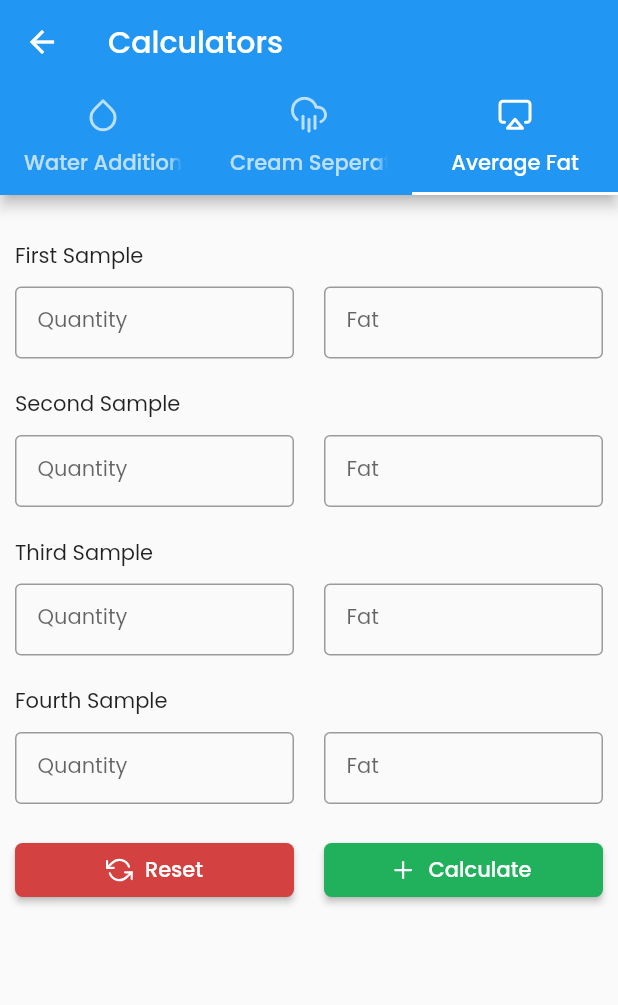
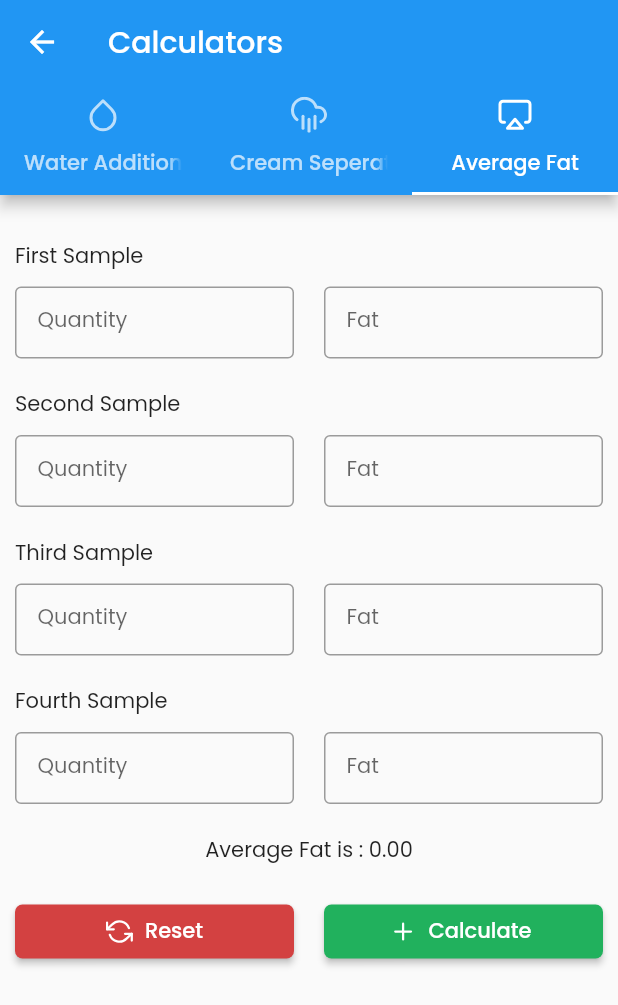
Before and after one commit to codewithdhruv22/Bl-Dairy-App-New, a Flutter app: the UtilitiesScreen screen opened directly, tab 3 chosen, after a tap on "Reset", on a phone screen of 412 x 824 dp. Shown: the top 1005 px of the screen. Run offline on Flutter 3.47's test engine with Material 2 defaults, Android fonts, the phone set to English and light mode, and no system bars; our stand-ins replace carousel_slider, cloud_firestore, dropdown_search, firebase_core, flutter_feather_icons, flutter_riverpod and 5 more; missing offline and left inert: textfield_search; accounts and stored records are empty; network calls fail.

Commit message:
Average Fat Calc Bug Fixed

```diff
--- a/lib/view/screens/utils.dart
+++ b/lib/view/screens/utils.dart
@@ -13,36 +13,36 @@ class UtilitiesScreen extends StatefulWidget {
 }
 
 final _formKey = GlobalKey<FormState>();
-final List<MilkSupplierModel> searchList = [];
-const List<String> milktyplist = <String>['Cow', 'Buffalow'];
-const List<String> shiftlist = <String>['Morning', 'Evening'];
-String dropdownValue = milktyplist.first;
-String dropdownValue1 = shiftlist.first;
 
-TextEditingController suppNameEdCont = TextEditingController();
-TextEditingController shiftEdCont = TextEditingController();
-TextEditingController milkTypeEdCont = TextEditingController();
-TextEditingController fatEdCont = TextEditingController();
-TextEditingController snfEdCont = TextEditingController();
-TextEditingController qtyEdCont = TextEditingController();
-
-double totalAmnt = 0.0;
-double fatRate = 0.0;
 
 class _UtilitiesScreenState extends State<UtilitiesScreen> {
-  @override
-  void initState() {
-    suppNameEdCont.addListener(() async {
-      final String value = suppNameEdCont.value.text;
-      searchList.clear();
-      searchList.addAll(await milkSupplierController.fetchOneLedger(value));
 
-      searchList.toSet().toList();
+  TextEditingController WaReqFat = TextEditingController();
+  TextEditingController WaMilkQty = TextEditingController();
+  TextEditingController WaFat = TextEditingController();
 
-      // YOUR CODE
-    });
-    super.initState();
-  }
+
+  TextEditingController CsReqFat = TextEditingController();
+  TextEditingController CsMilkQty = TextEditingController();
+  TextEditingController CsFat = TextEditingController();
+
+
+
+  TextEditingController AvQty1 = TextEditingController();
+  TextEditingController AvQty2 = TextEditingController();
+  TextEditingController AvQty3 = TextEditingController();
+  TextEditingController AvQty4 = TextEditingController();
+  TextEditingController AvFat1 = TextEditingController();
+  TextEditingController AvFat2 = TextEditingController();
+  TextEditingController AvFat3 = TextEditingController();
+  TextEditingController AvFat4 = TextEditingController();
+
+
+  double WaResult = 0.0;
+  double CsResult = 0.0;
+  double AvResult = 0.0;
+
+
 
   @override
   Widget build(BuildContext context) {
@@ -69,12 +69,13 @@ class _UtilitiesScreenState extends State<UtilitiesScreen> {
               ),
               body: TabBarView(
                 children: [
-                  Padding(
+                  SingleChildScrollView(
+                    child: Padding(
                       padding: const EdgeInsets.all(10.0),
                       child: Column(
                         children: [
-                        TextFormField(
-                          controller: null,
+                          TextFormField( keyboardType: TextInputType.number,
+                            controller: WaReqFat,
                             validator: (value) {
                               if (value == null || value.isEmpty) {
                                 return 'Fill This';
@@ -93,8 +94,8 @@ class _UtilitiesScreenState extends State<UtilitiesScreen> {
                           const SizedBox(
                             height: 20,
                           ),
-                        TextFormField(
-                          controller: null,
+                          TextFormField( keyboardType: TextInputType.number,
+                            controller: WaMilkQty,
                             validator: (value) {
                               if (value == null || value.isEmpty) {
                                 return 'Fill This';
@@ -113,8 +114,8 @@ class _UtilitiesScreenState extends State<UtilitiesScreen> {
                           const SizedBox(
                             height: 20,
                           ),
-                        TextFormField(
-                          controller: null,
+                          TextFormField( keyboardType: TextInputType.number,
+                            controller: WaFat,
                             validator: (value) {
                               if (value == null || value.isEmpty) {
                                 return 'Fill This';
@@ -133,13 +134,25 @@ class _UtilitiesScreenState extends State<UtilitiesScreen> {
                           const SizedBox(
                             height: 20,
                           ),
+
+                          Text("${WaResult.toStringAsFixed(2)} Liters"),
+                          const SizedBox(
+                            height: 20,
+                          ),
                           Row(
                             mainAxisAlignment: MainAxisAlignment.spaceBetween,
                             children: [
                               Expanded(
                                 child: ElevatedButton.icon(
                                   onPressed: () {
-                                  // Navigator.pop(context);
+                                    WaReqFat.clear();
+                                    WaMilkQty.clear();
+                                    WaFat.clear();
+                                    setState(() {
+                                      WaResult  = 0;
+
+                                    });
+
                                   },
                                   icon: const Icon(
                                     FeatherIcons.refreshCcw,
@@ -161,7 +174,14 @@ class _UtilitiesScreenState extends State<UtilitiesScreen> {
                               ),
                               Expanded(
                                 child: ElevatedButton.icon(
-                                onPressed: () {},
+                                  onPressed: () {
+
+setState(() {
+  WaResult = ((( double.parse( WaFat.text)  * double.parse( WaMilkQty.text)) / double.parse( WaReqFat.text)) - (double.parse( WaMilkQty.text)));
+});
+
+
+                                  },
                                   icon: const Icon(
                                     FeatherIcons.plus,
                                     size: 18,
@@ -180,12 +200,13 @@ class _UtilitiesScreenState extends State<UtilitiesScreen> {
                         ],
                       ),
                     ),
+                  ),
                   Padding(
                     padding: const EdgeInsets.all(10.0),
                     child: Column(
                       children: [
-                        TextFormField(
-                          controller: null,
+                        TextFormField( keyboardType: TextInputType.number,
+                          controller: CsReqFat,
                           validator: (value) {
                             if (value == null || value.isEmpty) {
                               return 'Fill This';
@@ -204,8 +225,8 @@ class _UtilitiesScreenState extends State<UtilitiesScreen> {
                         const SizedBox(
                           height: 20,
                         ),
-                        TextFormField(
-                          controller: null,
+                        TextFormField( keyboardType: TextInputType.number,
+                          controller: CsMilkQty,
                           validator: (value) {
                             if (value == null || value.isEmpty) {
                               return 'Fill This';
@@ -224,8 +245,9 @@ class _UtilitiesScreenState extends State<UtilitiesScreen> {
                         const SizedBox(
                           height: 20,
                         ),
-                        TextFormField(
-                          controller: null,
+                        TextFormField( keyboardType: TextInputType.number,
+
+                          controller: CsFat,
                           validator: (value) {
                             if (value == null || value.isEmpty) {
                               return 'Fill This';
@@ -244,13 +266,26 @@ class _UtilitiesScreenState extends State<UtilitiesScreen> {
                         const SizedBox(
                           height: 20,
                         ),
+
+                        Text("${CsResult.toStringAsFixed(2)} Cream"),
+                        const SizedBox(
+                          height: 20,
+                        ),
+
+
                         Row(
                           mainAxisAlignment: MainAxisAlignment.spaceBetween,
                           children: [
                             Expanded(
                               child: ElevatedButton.icon(
                                 onPressed: () {
-                                  // Navigator.pop(context);
+CsReqFat.clear();
+CsMilkQty.clear();
+CsFat.clear();
+setState(() {
+  CsResult = 0.0;
+});
+
                                 },
                                 icon: const Icon(
                                   FeatherIcons.refreshCcw,
@@ -272,7 +307,13 @@ class _UtilitiesScreenState extends State<UtilitiesScreen> {
                             ),
                             Expanded(
                               child: ElevatedButton.icon(
-                                onPressed: () {},
+                                onPressed: () {
+                                  setState(() {
+                                    CsResult =  ((double.parse( CsMilkQty.text) * double.parse( CsReqFat.text)) / double.parse( CsFat.text));
+                                  });
+
+
+                                },
                                 icon: const Icon(
                                   FeatherIcons.plus,
                                   size: 18,
@@ -291,6 +332,8 @@ class _UtilitiesScreenState extends State<UtilitiesScreen> {
                       ],
                     ),
                   ),
+                  SingleChildScrollView(
+                    child:
                   Padding(
                     padding: const EdgeInsets.fromLTRB(10, 30, 10, 0),
                     child: Column(
@@ -306,8 +349,8 @@ class _UtilitiesScreenState extends State<UtilitiesScreen> {
                           mainAxisAlignment: MainAxisAlignment.spaceBetween,
                           children: [
                             Expanded(
-                              child: TextFormField(
-                                controller: null,
+                              child: TextFormField( keyboardType: TextInputType.number,
+                                controller: AvQty1,
                                 validator: (value) {
                                   if (value == null || value.isEmpty) {
                                     return 'Fill This';
@@ -328,8 +371,8 @@ class _UtilitiesScreenState extends State<UtilitiesScreen> {
                               width: 20,
                             ),
                             Expanded(
-                              child: TextFormField(
-                                controller: null,
+                              child: TextFormField( keyboardType: TextInputType.number,
+                                controller: AvFat1,
                                 validator: (value) {
                                   if (value == null || value.isEmpty) {
                                     return 'Fill This';
@@ -363,8 +406,8 @@ class _UtilitiesScreenState extends State<UtilitiesScreen> {
                           mainAxisAlignment: MainAxisAlignment.spaceBetween,
                           children: [
                             Expanded(
-                              child: TextFormField(
-                                controller: null,
+                              child: TextFormField( keyboardType: TextInputType.number,
+                                controller: AvQty2,
                                 validator: (value) {
                                   if (value == null || value.isEmpty) {
                                     return 'Fill This';
@@ -385,8 +428,8 @@ class _UtilitiesScreenState extends State<UtilitiesScreen> {
                               width: 20,
                             ),
                             Expanded(
-                              child: TextFormField(
-                                controller: null,
+                              child: TextFormField( keyboardType: TextInputType.number,
+                                controller: AvFat2,
                                 validator: (value) {
                                   if (value == null || value.isEmpty) {
                                     return 'Fill This';
@@ -420,8 +463,8 @@ class _UtilitiesScreenState extends State<UtilitiesScreen> {
                           mainAxisAlignment: MainAxisAlignment.spaceBetween,
                           children: [
                             Expanded(
-                              child: TextFormField(
-                                controller: null,
+                              child: TextFormField( keyboardType: TextInputType.number,
+                                controller: AvQty3,
                                 validator: (value) {
                                   if (value == null || value.isEmpty) {
                                     return 'Fill This';
@@ -442,8 +485,8 @@ class _UtilitiesScreenState extends State<UtilitiesScreen> {
                               width: 20,
                             ),
                             Expanded(
-                              child: TextFormField(
-                                controller: null,
+                              child: TextFormField( keyboardType: TextInputType.number,
+                                controller: AvFat3,
                                 validator: (value) {
                                   if (value == null || value.isEmpty) {
                                     return 'Fill This';
@@ -477,8 +520,8 @@ class _UtilitiesScreenState extends State<UtilitiesScreen> {
                           mainAxisAlignment: MainAxisAlignment.spaceBetween,
                           children: [
                             Expanded(
-                              child: TextFormField(
-                                controller: null,
+                              child: TextFormField( keyboardType: TextInputType.number,
+                                controller: AvQty4,
                                 validator: (value) {
                                   if (value == null || value.isEmpty) {
                                     return 'Fill This';
@@ -499,8 +542,8 @@ class _UtilitiesScreenState extends State<UtilitiesScreen> {
                               width: 20,
                             ),
                             Expanded(
-                              child: TextFormField(
-                                controller: null,
+                              child: TextFormField( keyboardType: TextInputType.number,
+                                controller: AvFat4,
                                 validator: (value) {
                                   if (value == null || value.isEmpty) {
                                     return 'Fill This';
@@ -522,6 +565,11 @@ class _UtilitiesScreenState extends State<UtilitiesScreen> {
                         const SizedBox(
                           height: 20,
                         ),
+
+                        Text("Average Fat is : ${AvResult.toStringAsFixed(2)}"),
+                        const SizedBox(
+                          height: 20,
+                        ),
                         // row with text feild end
                         // row with button
                         Row(
@@ -530,7 +578,18 @@ class _UtilitiesScreenState extends State<UtilitiesScreen> {
                             Expanded(
                               child: ElevatedButton.icon(
                                 onPressed: () {
-                                  // Navigator.pop(context);
+
+    AvQty1.clear();
+    AvQty2.clear();
+    AvQty3.clear();
+    AvQty4.clear();
+    AvFat1.clear();
+    AvFat2.clear();
+    AvFat3.clear();
+    AvFat4.clear();
+    setState(() {
+    AvResult = 0.0;
+    });
                                 },
                                 icon: const Icon(
                                   FeatherIcons.refreshCcw,
@@ -552,7 +611,52 @@ class _UtilitiesScreenState extends State<UtilitiesScreen> {
                             ),
                             Expanded(
                               child: ElevatedButton.icon(
-                                onPressed: () {},
+                                onPressed: () {
+
+                                  if(AvFat1.text.isEmpty){
+                                    AvFat1.text = "0";
+                                  }
+
+                                  if(AvFat2.text.isEmpty){
+                                    AvFat2.text = "0";
+                                  }
+                                  if(AvFat3.text.isEmpty){
+                                    AvFat3.text = "0";
+                                  }
+
+                                  if(AvFat4.text.isEmpty){
+                                    AvFat4.text = "0";
+                                  }
+
+
+                                  if(AvQty1.text.isEmpty){
+                                    AvQty1.text = "0";
+                                  }
+
+                                  if(AvQty2.text.isEmpty){
+                                    AvQty2.text = "0";
+                                  }
+
+                                  if(AvQty3.text.isEmpty){
+                                    AvQty3.text = "0";
+                                  }
+
+                                  if(AvQty4.text.isEmpty){
+                                    AvQty4.text = "0";
+                                  }
+
+
+                                  setState(() {
+                                    AvResult = ((double.parse(AvFat1.text) * double.parse(AvQty1.text))
+                                        + (double.parse(AvFat2.text) * double.parse(AvQty2.text)) +
+                                        (double.parse(AvFat3.text) * double.parse(AvQty3.text)) +
+                                        (double.parse(AvFat4.text) * double.parse(AvQty4.text))
+                                    ) / (double.parse(AvQty1.text) + double.parse(AvQty2.text) + double.parse(AvQty3.text)
+                                        + double.parse(AvQty4.text));
+
+                                  });
+
+                                },
                                 icon: const Icon(
                                   FeatherIcons.plus,
                                   size: 18,
@@ -571,6 +675,7 @@ class _UtilitiesScreenState extends State<UtilitiesScreen> {
                       ],
                     ),
                   ),
+                  )
                 ],
               ),
             )));
--- a/pubspec.yaml
+++ b/pubspec.yaml
@@ -53,6 +53,7 @@ dependencies:
   dropdown_search: ^5.0.3
   get: any
   rename: any
+  share_plus: ^5.0.0
 
 dev_dependencies:
   flutter_test:
```
Also changed, not shown: pubspec.lock. Lines whose indentation alone changed are shown as unchanged.
